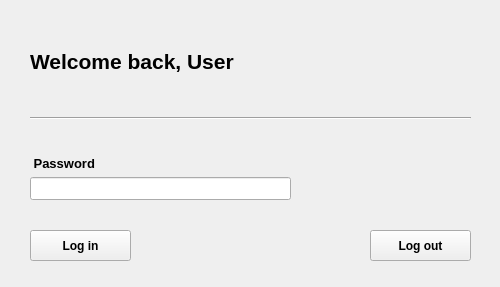
228bruh/Password-Manager-Qt, file loginwindow.ui: the form before one commit.
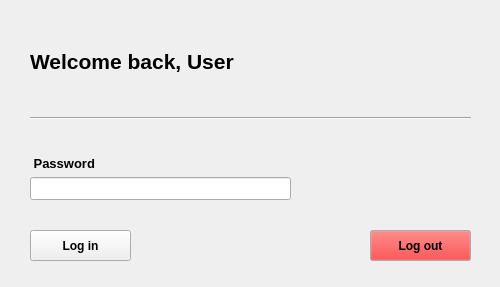
The form after the commit. Icons and pictures are not drawn.

```diff
--- a/loginwindow.ui
+++ b/loginwindow.ui
@@ -197,6 +197,43 @@
      <height>31</height>
     </rect>
    </property>
+   <property name="palette">
+    <palette>
+     <active>
+      <colorrole role="Button">
+       <brush brushstyle="SolidPattern">
+        <color alpha="255">
+         <red>255</red>
+         <green>0</green>
+         <blue>0</blue>
+        </color>
+       </brush>
+      </colorrole>
+     </active>
+     <inactive>
+      <colorrole role="Button">
+       <brush brushstyle="SolidPattern">
+        <color alpha="255">
+         <red>255</red>
+         <green>0</green>
+         <blue>0</blue>
+        </color>
+       </brush>
+      </colorrole>
+     </inactive>
+     <disabled>
+      <colorrole role="Button">
+       <brush brushstyle="SolidPattern">
+        <color alpha="255">
+         <red>255</red>
+         <green>0</green>
+         <blue>0</blue>
+        </color>
+       </brush>
+      </colorrole>
+     </disabled>
+    </palette>
+   </property>
    <property name="font">
     <font>
      <bold>true</bold>
```
